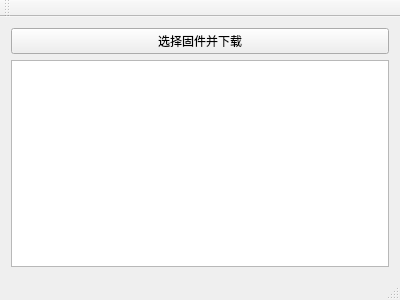
Above: bootloader_download_WIN32APP/usbtest.ui from ld3003/alarm001 before the change. Below: the same form after it.
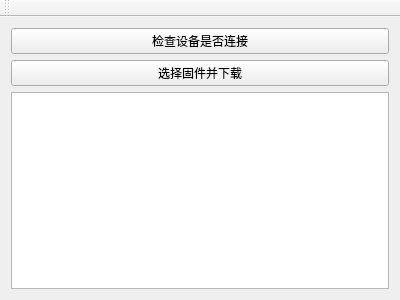
That is the form after the change.

Commit message: 添加发现设备按钮

```diff
--- a/bootloader_download_WIN32APP/usbtest.ui
+++ b/bootloader_download_WIN32APP/usbtest.ui
@@ -15,6 +15,13 @@
   </property>
   <widget class="QWidget" name="centralWidget">
    <layout class="QVBoxLayout" name="verticalLayout">
+    <item>
+     <widget class="QPushButton" name="checkConn">
+      <property name="text">
+       <string>检查设备是否连接</string>
+      </property>
+     </widget>
+    </item>
     <item>
      <widget class="QPushButton" name="connectDevButton">
       <property name="text">
@@ -45,7 +52,6 @@
     <bool>false</bool>
    </attribute>
   </widget>
-  <widget class="QStatusBar" name="statusBar"/>
  </widget>
  <layoutdefault spacing="6" margin="11"/>
  <resources/>
```
Left out of the diff: 12 changed lines with no effect on the pictures. The commit also changes 6 other files.
